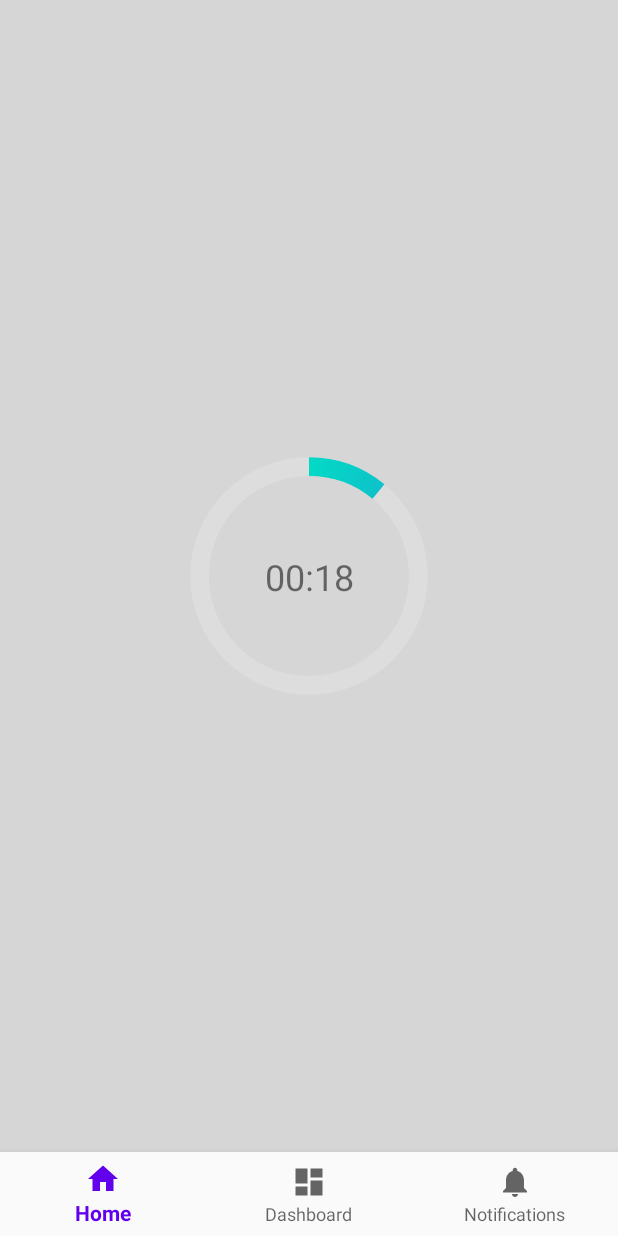
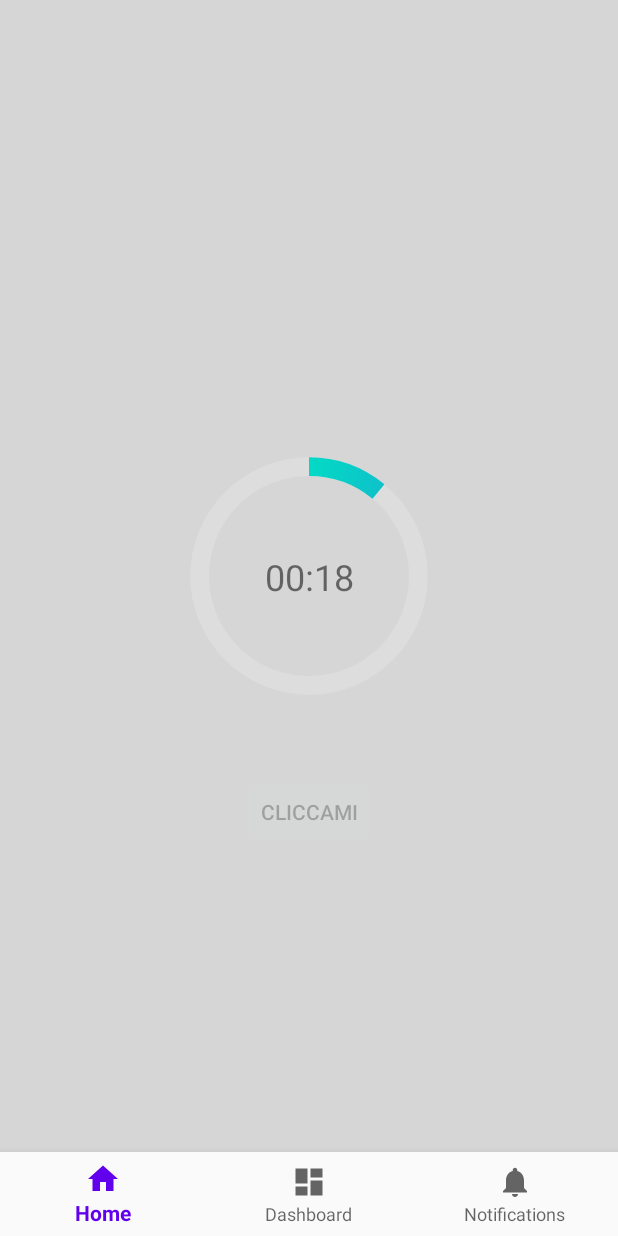
Before and after one commit to TheGhOsTz951/Mood-Diary, an Android app: the screen it shows after launch (MainActivity), after a tap on "CLICCAMI", on a phone screen of 412 x 824 dp. Run offline under Robolectric (Android 15) with nearby library versions, the phone set to English and light mode, and no system bars.

Commit message:
Some minor changes

```diff
--- a/app/src/main/java/com/sasso/mood_diary/ui/home/HomeFragment.java
+++ b/app/src/main/java/com/sasso/mood_diary/ui/home/HomeFragment.java
@@ -122,7 +122,6 @@ public class HomeFragment extends Fragment {
             @Override
             public void onFinish() {
                 mTimeRunning = false;
-                txtCont.setText("End");
                 updateVisual();
                 mCountDownTimer.cancel();
             }
@@ -147,13 +146,11 @@ public class HomeFragment extends Fragment {
 
     private void updateVisual() {
         if (mTimeRunning) {
-            btnStart.setVisibility(View.INVISIBLE);
-            progressBar.setVisibility(View.VISIBLE);
-            txtCont.setVisibility(View.VISIBLE);
+            btnStart.setEnabled(false);
         } else {
-            btnStart.setVisibility(View.VISIBLE);
-            progressBar.setVisibility(View.INVISIBLE);
-            txtCont.setVisibility(View.INVISIBLE);
+            btnStart.setEnabled(true);
+            progressBar.setProgress(0);
+            txtCont.setText("00:00");
         }
     }
 
--- a/app/src/main/res/layout/fragment_home.xml
+++ b/app/src/main/res/layout/fragment_home.xml
@@ -19,13 +19,13 @@
         app:layout_constraintLeft_toLeftOf="parent"
         app:layout_constraintRight_toRightOf="parent"
         app:layout_constraintTop_toTopOf="parent"
-        tools:progress="60" />
+        tools:progress="0" />
 
     <TextView
         android:id="@+id/txtCont"
         android:layout_width="wrap_content"
         android:layout_height="wrap_content"
-        android:text="Start"
+        android:text="00:00"
         android:textSize="24sp"
         app:layout_constraintBottom_toBottomOf="@+id/progress_bar"
         app:layout_constraintEnd_toEndOf="@+id/progress_bar"
@@ -40,6 +40,7 @@
         app:layout_constraintBottom_toBottomOf="parent"
         app:layout_constraintEnd_toEndOf="parent"
         app:layout_constraintStart_toStartOf="parent"
-        app:layout_constraintTop_toTopOf="parent" />
+        app:layout_constraintTop_toBottomOf="@+id/progress_bar"
+        app:layout_constraintVertical_bias="0.13999999" />
 
 </androidx.constraintlayout.widget.ConstraintLayout>
```
